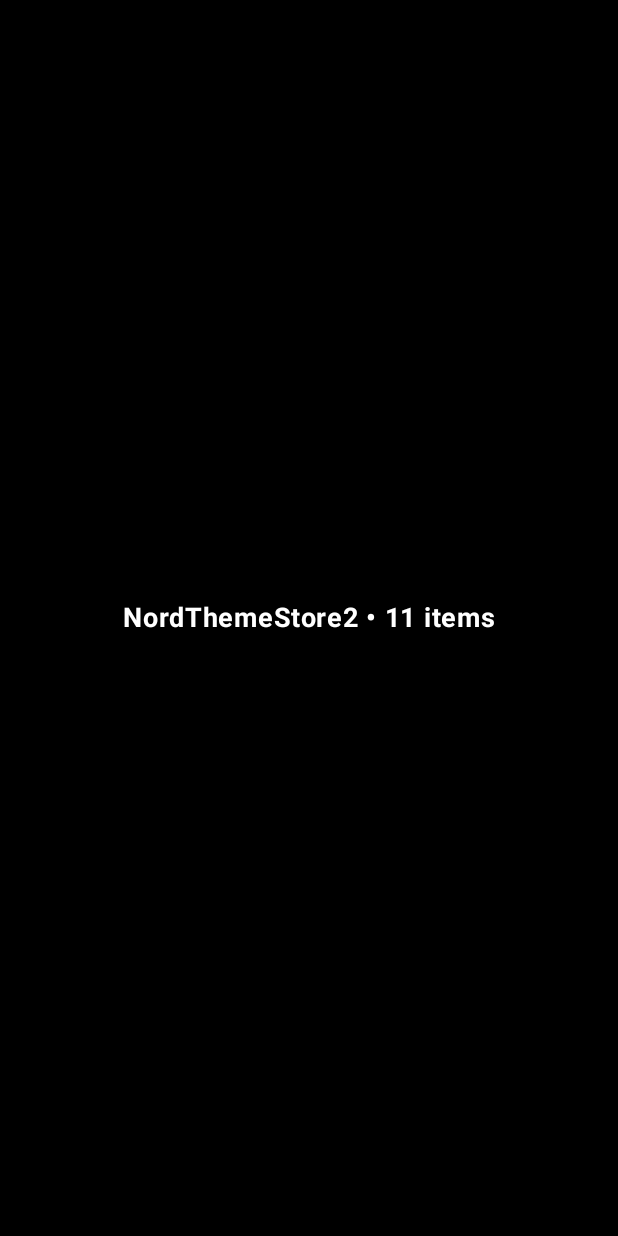
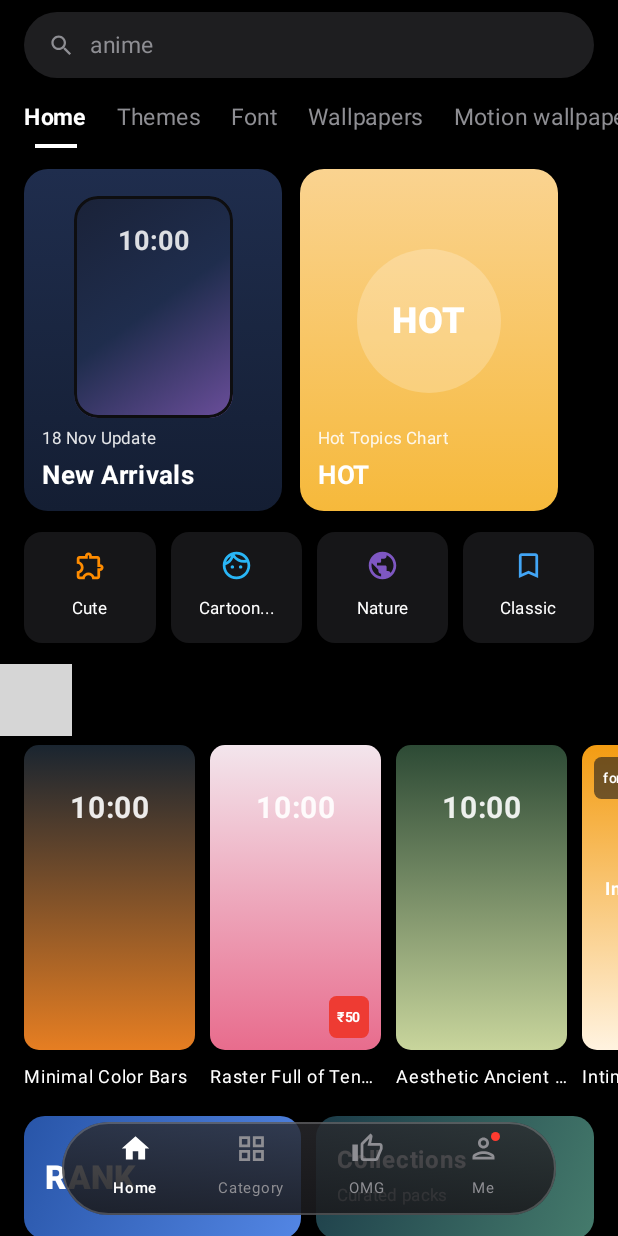
Before and after one commit to skzaheerazeersha-beep/NordThemeStore2, an Android app built with Jetpack Compose: the screen it shows after launch (MainActivity), on a phone screen of 412 x 824 dp. Run offline under Robolectric (Android 15) with nearby library versions, the phone set to English and light mode, and no system bars; our stand-ins replace Room's generated code; 1 statement that could not run was skipped; grey boxes are pictures that could not be loaded.

Commit message:
Phase 3: Complete Main UI

```diff
--- a/app/src/main/java/com/nordtheme/store/MainActivity.kt
+++ b/app/src/main/java/com/nordtheme/store/MainActivity.kt
@@ -4,29 +4,98 @@ import android.graphics.Color as AndroidColor
 import android.os.Bundle
 import androidx.activity.*
 import androidx.activity.compose.setContent
-import androidx.compose.foundation.background
+import androidx.compose.foundation.*
+import androidx.compose.foundation.interaction.MutableInteractionSource
 import androidx.compose.foundation.layout.*
-import androidx.compose.material3.Text
+import androidx.compose.foundation.shape.*
+import androidx.compose.material.icons.Icons
+import androidx.compose.material.icons.filled.*
+import androidx.compose.material.icons.outlined.*
+import androidx.compose.material3.*
 import androidx.compose.runtime.*
 import androidx.compose.ui.*
+import androidx.compose.ui.draw.clip
+import androidx.compose.ui.graphics.Brush
+import androidx.compose.ui.graphics.vector.ImageVector
 import androidx.compose.ui.platform.LocalContext
 import androidx.compose.ui.text.font.FontWeight
-import androidx.compose.ui.unit.sp
+import androidx.compose.ui.unit.*
+import androidx.navigation.compose.*
+import com.nordtheme.store.core.navigation.Routes
 import com.nordtheme.store.core.theme.*
 import com.nordtheme.store.data.local.*
+import com.nordtheme.store.features.category.CategoryScreen
+import com.nordtheme.store.features.home.HomeScreen
+import com.nordtheme.store.features.omg.ExploreScreen
+import com.nordtheme.store.features.profile.MeScreen
 
 class MainActivity : ComponentActivity() {
     override fun onCreate(savedInstanceState: Bundle?) {
         super.onCreate(savedInstanceState)
         enableEdgeToEdge(SystemBarStyle.dark(AndroidColor.TRANSPARENT), SystemBarStyle.dark(AndroidColor.TRANSPARENT))
-        setContent {
-            NordThemeStoreTheme(darkTheme = true) {
-                val ctx = LocalContext.current; val dao = remember { StoreDatabase.getInstance(ctx).storeDao() }
-                LaunchedEffect(Unit) { if (dao.count() == 0) dao.insertAllIgnore(SeedCatalog.initialItems()) }
-                val items by dao.observeAll().collectAsState(initial = emptyList())
-                Box(Modifier.fillMaxSize().background(LocalNordPalette.current.background), Alignment.Center) {
-                    Text("NordThemeStore2 • ${items.size} items", color = LocalNordPalette.current.textPrimary, fontSize = 18.sp, fontWeight = FontWeight.Bold)
+        setContent { NordThemeStoreTheme(darkTheme = true) { NordThemeStoreApp() } }
+    }
+}
+
+private enum class BottomTab(val route: String, val label: String, val selectedIcon: ImageVector, val unselectedIcon: ImageVector) {
+    Home(Routes.Home.route, "Home", Icons.Filled.Home, Icons.Outlined.Home),
+    Category(Routes.Category.route, "Category", Icons.Filled.GridView, Icons.Outlined.GridView),
+    OMG(Routes.OMG.route, "OMG", Icons.Filled.ThumbUp, Icons.Outlined.ThumbUp),
+    Me(Routes.Me.route, "Me", Icons.Filled.Person, Icons.Outlined.Person)
+}
+
+@Composable
+private fun NordThemeStoreApp() {
+    val ctx = LocalContext.current
+    val dao = remember { StoreDatabase.getInstance(ctx).storeDao() }
+    val p = LocalNordPalette.current
+    val nav = rememberNavController()
+    val backStack by nav.currentBackStackEntryAsState()
+    val route = backStack?.destination?.route
+    LaunchedEffect(Unit) { if (dao.count() == 0) dao.insertAllIgnore(SeedCatalog.initialItems()) }
+    val entityList by dao.observeAll().collectAsState(initial = emptyList())
+    val items = remember(entityList) { entityList.map { it.toDomain() } }
+    val favCount = remember(items) { items.count { it.isFavorite } }
+    val dlCount = remember(items) { items.count { it.isDownloaded } }
+    val showBar = route in setOf(Routes.Home.route, Routes.Category.route, Routes.OMG.route, Routes.Me.route)
+    Box(Modifier.fillMaxSize().background(p.background).systemBarsPadding()) {
+        NavHost(nav, Routes.Home.route, Modifier.fillMaxSize()) {
+            composable(Routes.Home.route) { HomeScreen(items, { nav.navigate(Routes.Search.route) }, { id -> nav.navigate(Routes.Detail.create(id)) }, { t, k -> nav.navigate(Routes.CategoryGrid.create(t, k)) }) }
+            composable(Routes.Category.route) { CategoryScreen({ nav.navigate(Routes.Search.route) }, { t, k -> nav.navigate(Routes.CategoryGrid.create(t, k)) }) }
+            composable(Routes.OMG.route) { ExploreScreen(items, { id -> nav.navigate(Routes.Detail.create(id)) }, { t, k -> nav.navigate(Routes.CategoryGrid.create(t, k)) }) }
+            composable(Routes.Me.route) { MeScreen(favCount, dlCount, { nav.navigate(Routes.Search.route) }, { nav.navigate(Routes.Downloads.route) }, { nav.navigate(Routes.Favorites.route) }, { nav.navigate(Routes.Settings.route) }, { t -> nav.navigate(Routes.CategoryGrid.create(t, t)) }) }
+            composable(Routes.Search.route) { SimpleSubScreen("Search", "Phase 4 next") { nav.popBackStack() } }
+            composable(Routes.Downloads.route) { SimpleSubScreen("Downloads", "Phase 4 next") { nav.popBackStack() } }
+            composable(Routes.Favorites.route) { SimpleSubScreen("Favorites", "Phase 4 next") { nav.popBackStack() } }
+            composable(Routes.Settings.route) { SimpleSubScreen("Settings", "Phase 7 next") { nav.popBackStack() } }
+            composable(Routes.Detail.route) { e -> SimpleSubScreen("Detail: ${e.arguments?.getString("itemId")}", "Phase 4 next") { nav.popBackStack() } }
+            composable(Routes.CategoryGrid.route) { e -> SimpleSubScreen("${e.arguments?.getString("title")}", "Phase 4 next") { nav.popBackStack() } }
+        }
+        if (showBar) FloatingGlassBottomBar(route, { r -> nav.navigate(r) { popUpTo(Routes.Home.route) { saveState = true }; launchSingleTop = true; restoreState = true } }, Modifier.align(Alignment.BottomCenter).padding(bottom = 14.dp))
+    }
+}
+
+@Composable private fun SimpleSubScreen(title: String, subtitle: String, onBack: () -> Unit) {
+    val p = LocalNordPalette.current
+    Column(Modifier.fillMaxSize().background(p.background).padding(24.dp), Arrangement.Center, Alignment.CenterHorizontally) {
+        Text(title, color = p.textPrimary, fontSize = 20.sp, fontWeight = FontWeight.Bold); Spacer(Modifier.height(8.dp))
+        Text(subtitle, color = p.textMuted, fontSize = 14.sp); Spacer(Modifier.height(16.dp))
+        Text("← Go Back", color = p.coralCta, fontSize = 15.sp, fontWeight = FontWeight.SemiBold, modifier = Modifier.clickable(onClick = onBack))
+    }
+}
+
+@Composable private fun FloatingGlassBottomBar(currentRoute: String?, onNavigate: (String) -> Unit, modifier: Modifier = Modifier) {
+    val p = LocalNordPalette.current; val pill = RoundedCornerShape(32.dp)
+    Row(modifier.fillMaxWidth(0.80f).height(62.dp).clip(pill).background(Brush.verticalGradient(listOf(p.glassTop, p.glassBottom))).border(0.75.dp, p.glassBorder, pill).padding(horizontal = 10.dp), Arrangement.SpaceEvenly, Alignment.CenterVertically) {
+        BottomTab.entries.forEach { tab ->
+            val sel = currentRoute == tab.route
+            Column(Modifier.weight(1f).clickable(remember { MutableInteractionSource() }, null) { onNavigate(tab.route) }, horizontalAlignment = Alignment.CenterHorizontally, verticalArrangement = Arrangement.Center) {
+                Box {
+                    Icon(if (sel) tab.selectedIcon else tab.unselectedIcon, tab.label, tint = if (sel) p.textPrimary else p.textMuted, modifier = Modifier.size(22.dp))
+                    if (tab == BottomTab.Me) Box(Modifier.size(6.dp).clip(CircleShape).background(p.badgeRed).align(Alignment.TopEnd))
                 }
+                Spacer(Modifier.height(3.dp))
+                Text(tab.label, color = if (sel) p.textPrimary else p.textMuted, fontSize = 10.sp, fontWeight = if (sel) FontWeight.SemiBold else FontWeight.Normal)
             }
         }
     }
--- /dev/null
+++ b/app/src/main/java/com/nordtheme/store/core/ui/Components.kt
@@ -0,0 +1,117 @@
+package com.nordtheme.store.core.ui
+
+import androidx.compose.foundation.*
+import androidx.compose.foundation.layout.*
+import androidx.compose.foundation.lazy.*
+import androidx.compose.foundation.shape.*
+import androidx.compose.material.icons.Icons
+import androidx.compose.material.icons.automirrored.filled.KeyboardArrowRight
+import androidx.compose.material.icons.filled.Search
+import androidx.compose.material3.*
+import androidx.compose.runtime.Composable
+import androidx.compose.ui.*
+import androidx.compose.ui.draw.clip
+import androidx.compose.ui.graphics.*
+import androidx.compose.ui.graphics.vector.ImageVector
+import androidx.compose.ui.text.font.FontWeight
+import androidx.compose.ui.text.style.TextOverflow
+import androidx.compose.ui.unit.*
+import com.nordtheme.store.core.theme.LocalNordPalette
+import com.nordtheme.store.domain.model.*
+
+@Composable
+fun SearchPillBar(hint: String, onClick: () -> Unit, modifier: Modifier = Modifier) {
+    val p = LocalNordPalette.current
+    Row(modifier.fillMaxWidth().height(44.dp).clip(RoundedCornerShape(50)).background(p.surfacePill).clickable(onClick = onClick).padding(horizontal = 16.dp), verticalAlignment = Alignment.CenterVertically) {
+        Icon(Icons.Filled.Search, "Search", tint = p.textMuted, modifier = Modifier.size(18.dp))
+        Spacer(Modifier.width(10.dp))
+        Text(hint, color = p.textMuted, fontSize = 15.sp, maxLines = 1)
+    }
+}
+
+data class HeroBannerUi(val id: String, val badge: String?, val subtitle: String, val title: String, val topColor: Color, val bottomColor: Color, val isPhoneMockup: Boolean = false)
+
+@Composable
+fun HeroBannerCarousel(banners: List<HeroBannerUi>, onBannerClick: (HeroBannerUi) -> Unit) {
+    LazyRow(contentPadding = PaddingValues(horizontal = 16.dp), horizontalArrangement = Arrangement.spacedBy(12.dp)) {
+        items(banners, key = { it.id }) { b ->
+            Box(Modifier.width(172.dp).height(228.dp).clip(RoundedCornerShape(16.dp)).background(Brush.verticalGradient(listOf(b.topColor, b.bottomColor))).clickable { onBannerClick(b) }.padding(12.dp)) {
+                if (b.isPhoneMockup) {
+                    Box(Modifier.align(Alignment.TopCenter).padding(top = 6.dp).width(106.dp).height(148.dp).clip(RoundedCornerShape(16.dp)).background(Brush.linearGradient(listOf(Color(0xFF1A2238), b.topColor, Color(0xFF6B4E9B)))).border(2.dp, Color(0xFF0E0E10), RoundedCornerShape(16.dp))) {
+                        Text("10:00", color = Color.White.copy(alpha = 0.85f), fontSize = 18.sp, fontWeight = FontWeight.Bold, modifier = Modifier.align(Alignment.TopCenter).padding(top = 18.dp))
+                    }
+                } else {
+                    Box(Modifier.align(Alignment.Center).padding(bottom = 26.dp).size(96.dp).clip(CircleShape).background(Color.White.copy(alpha = 0.22f)), Alignment.Center) {
+                        Text(b.title.take(3).uppercase(), color = Color.White, fontSize = 24.sp, fontWeight = FontWeight.ExtraBold)
+                    }
+                }
+                b.badge?.let { Box(Modifier.align(Alignment.TopStart).clip(RoundedCornerShape(6.dp)).background(Color(0x99222226)).padding(horizontal = 7.dp, vertical = 2.dp)) { Text(it, color = Color.White, fontSize = 10.sp, fontWeight = FontWeight.SemiBold) } }
+                Column(Modifier.align(Alignment.BottomStart)) { Text(b.subtitle, color = Color.White.copy(alpha = 0.88f), fontSize = 11.sp, maxLines = 1); Text(b.title, color = Color.White, fontSize = 17.sp, fontWeight = FontWeight.Bold, maxLines = 1) }
+            }
+        }
+    }
+}
+
+data class ShortcutUi(val id: String, val label: String, val icon: ImageVector, val tint: Color)
+
+@Composable
+fun CategoryShortcutRow(shortcuts: List<ShortcutUi>, onShortcutClick: (ShortcutUi) -> Unit) {
+    val p = LocalNordPalette.current
+    Row(Modifier.fillMaxWidth().padding(horizontal = 16.dp), horizontalArrangement = Arrangement.spacedBy(10.dp)) {
+        shortcuts.take(4).forEach { s ->
+            Column(Modifier.weight(1f).height(74.dp).clip(RoundedCornerShape(12.dp)).background(p.surfaceCard).clickable { onShortcutClick(s) }.padding(6.dp, 10.dp),
+                horizontalAlignment = Alignment.CenterHorizontally, verticalArrangement = Arrangement.Center) {
+                Icon(s.icon, s.label, tint = s.tint, modifier = Modifier.size(22.dp))
+                Spacer(Modifier.height(6.dp))
+                Text(s.label, color = p.textPrimary, fontSize = 11.sp, maxLines = 1, overflow = TextOverflow.Ellipsis)
+            }
+        }
+    }
+}
+
+@Composable
+fun SectionHeader(title: String, onSeeAll: () -> Unit, modifier: Modifier = Modifier) {
+    val p = LocalNordPalette.current
+    Row(modifier.fillMaxWidth().clickable(onClick = onSeeAll).padding(horizontal = 16.dp, vertical = 6.dp), Arrangement.SpaceBetween, Alignment.CenterVertically) {
+        Text(title, color = p.textPrimary, fontSize = 18.sp, fontWeight = FontWeight.Bold)
+        Icon(Icons.AutoMirrored.Filled.KeyboardArrowRight, "See all", tint = p.textMuted, modifier = Modifier.size(20.dp))
+    }
+}
+
+@Composable
+fun PortraitItemCard(item: StoreItem, onClick: () -> Unit, modifier: Modifier = Modifier) {
+    val p = LocalNordPalette.current
+    Column(modifier.width(114.dp).clickable(onClick = onClick)) {
+        Box(Modifier.fillMaxWidth().aspectRatio(0.56f).clip(RoundedCornerShape(10.dp)).background(Brush.verticalGradient(listOf(Color(item.accentHex), Color(item.secondaryHex)))).padding(8.dp)) {
+            if (item.type == ItemType.FONT) {
+                Column(Modifier.fillMaxSize().padding(top = 18.dp), horizontalAlignment = Alignment.CenterHorizontally, verticalArrangement = Arrangement.Center) {
+                    Text(item.title.take(14), color = Color.White, fontSize = 12.sp, fontWeight = FontWeight.Bold, maxLines = 2)
+                    Spacer(Modifier.height(6.dp))
+                    Text("Aa Bb Cc", color = Color.White.copy(alpha = 0.8f), fontSize = 11.sp)
+                }
+            } else {
+                Text("10:00", color = Color.White.copy(alpha = 0.9f), fontSize = 20.sp, fontWeight = FontWeight.Bold, modifier = Modifier.align(Alignment.TopCenter).padding(top = 22.dp))
+            }
+            item.type.pillTag?.let { pill ->
+                Box(Modifier.align(Alignment.TopStart).clip(RoundedCornerShape(5.dp)).background(Color(0x991C1C1E)).padding(horizontal = 6.dp, vertical = 2.dp)) { Text(pill, color = Color.White, fontSize = 9.sp, fontWeight = FontWeight.Medium) }
+            }
+            if (!item.isFree) {
+                Box(Modifier.align(Alignment.BottomEnd).clip(RoundedCornerShape(5.dp)).background(p.coralCta).padding(horizontal = 5.dp, vertical = 2.dp)) { Text("₹${item.priceInr.toInt()}", color = Color.White, fontSize = 9.sp, fontWeight = FontWeight.Bold) }
+            }
+        }
+        Spacer(Modifier.height(6.dp))
+        Text(item.title, color = p.textPrimary, fontSize = 12.sp, maxLines = 1, overflow = TextOverflow.Ellipsis)
+    }
+}
+
+@Composable
+fun RankPromoRow(onRankClick: () -> Unit, onFeaturedClick: () -> Unit) {
+    Row(Modifier.fillMaxWidth().padding(horizontal = 16.dp), horizontalArrangement = Arrangement.spacedBy(10.dp)) {
+        Box(Modifier.weight(1f).height(82.dp).clip(RoundedCornerShape(14.dp)).background(Brush.linearGradient(listOf(Color(0xFF2855A8), Color(0xFF5386E4)))).clickable(onClick = onRankClick).padding(14.dp), Alignment.CenterStart) {
+            Text("RANK", color = Color.White, fontSize = 22.sp, fontWeight = FontWeight.ExtraBold)
+        }
+        Box(Modifier.weight(1f).height(82.dp).clip(RoundedCornerShape(14.dp)).background(Brush.linearGradient(listOf(Color(0xFF1B3B48), Color(0xFF457B6C)))).clickable(onClick = onFeaturedClick).padding(14.dp), Alignment.CenterStart) {
+            Column { Text("Collections", color = Color.White, fontSize = 16.sp, fontWeight = FontWeight.Bold); Text("Curated packs", color = Color.White.copy(alpha = 0.78f), fontSize = 11.sp) }
+        }
+    }
+}
--- /dev/null
+++ b/app/src/main/java/com/nordtheme/store/features/home/HomeScreen.kt
@@ -0,0 +1,82 @@
+package com.nordtheme.store.features.home
+
+import androidx.compose.foundation.*
+import androidx.compose.foundation.layout.*
+import androidx.compose.foundation.lazy.*
+import androidx.compose.material.icons.Icons
+import androidx.compose.material.icons.outlined.*
+import androidx.compose.material3.Text
+import androidx.compose.runtime.*
+import androidx.compose.ui.*
+import androidx.compose.ui.graphics.Color
+import androidx.compose.ui.text.font.FontWeight
+import androidx.compose.ui.unit.*
+import com.nordtheme.store.core.theme.LocalNordPalette
+import com.nordtheme.store.core.ui.*
+import com.nordtheme.store.domain.model.*
+
+private enum class HomeSubTab(val label: String, val searchHint: String) {
+    Home("Home", "anime"), Themes("Themes", "love"), Font("Font", "font"),
+    Wallpapers("Wallpapers", "love"), MotionWallpapers("Motion wallpapers", "moon"), VideoRingtones("Video ringtones", "pubg")
+}
+
+@Composable
+fun HomeScreen(items: List<StoreItem>, onSearchClick: () -> Unit, onItemClick: (String) -> Unit, onSeeAllClick: (String, String) -> Unit) {
+    val palette = LocalNordPalette.current
+    var selectedTab by remember { mutableStateOf(HomeSubTab.Home) }
+    val filteredItems = remember(items, selectedTab) {
+        when (selectedTab) {
+            HomeSubTab.Home -> items
+            HomeSubTab.Themes -> items.filter { it.type == ItemType.THEME || it.type == ItemType.ICON_PACK }
+            HomeSubTab.Font -> items.filter { it.type == ItemType.FONT }
+            HomeSubTab.Wallpapers -> items.filter { it.type == ItemType.WALLPAPER }
+            HomeSubTab.MotionWallpapers -> items.filter { it.type == ItemType.LIVE_WALLPAPER }
+            HomeSubTab.VideoRingtones -> items.filter { it.type == ItemType.VIDEO_RINGTONE }
+        }.ifEmpty { items }
+    }
+    val banners: List<HeroBannerUi> = remember(selectedTab) {
+        when (selectedTab) {
+            HomeSubTab.Home -> listOf(HeroBannerUi("h1", null, "18 Nov Update", "New Arrivals", Color(0xFF1F2D4D), Color(0xFF141E33), true), HeroBannerUi("h2", null, "Hot Topics Chart", "HOT", Color(0xFFFAD390), Color(0xFFF6B93B)))
+            HomeSubTab.Themes -> listOf(HeroBannerUi("t1", "New", "18 Nov Update", "New Arrivals", Color(0xFFD4A36A), Color(0xFFB38148), true), HeroBannerUi("t2", null, "List of Rising Theme", "RISING", Color(0xFF81C7F5), Color(0xFF54A8E8)))
+            HomeSubTab.Font -> listOf(HeroBannerUi("f1", "New", "18 Nov Update", "New Arrivals", Color(0xFF284B70), Color(0xFF1C3552), true), HeroBannerUi("f2", null, "List of Hot Fonts", "HOT", Color(0xFFD0B3FF), Color(0xFFA678F2)))
+            HomeSubTab.Wallpapers -> listOf(HeroBannerUi("w1", "New", "18 Nov Update", "New Arrivals", Color(0xFFC4A79E), Color(0xFF9E7F76), true), HeroBannerUi("w2", null, "List of Rising", "RISING", Color(0xFFD8A7F5), Color(0xFFB878E8)))
+            HomeSubTab.MotionWallpapers -> listOf(HeroBannerUi("m1", "New", "18 Nov Update", "New Arrivals", Color(0xFF10204A), Color(0xFF0A1430), true), HeroBannerUi("m2", null, "List of Rising", "RISING", Color(0xFFFBD285), Color(0xFFF5B041)))
+            HomeSubTab.VideoRingtones -> listOf(HeroBannerUi("v1", null, "List of Rising", "RISING", Color(0xFFD4AEFC), Color(0xFFAC7AF5)), HeroBannerUi("v2", null, "List of New", "NEW", Color(0xFFB8E994), Color(0xFF78E08F)))
+        }
+    }
+    val shortcuts: List<ShortcutUi> = remember(selectedTab) {
+        when (selectedTab) {
+            HomeSubTab.Home -> listOf(ShortcutUi("cute", "Cute", Icons.Outlined.Extension, Color(0xFFFF8C00)), ShortcutUi("cartoon", "Cartoon...", Icons.Outlined.Face, Color(0xFF29B6F6)), ShortcutUi("nature", "Nature", Icons.Outlined.Public, Color(0xFF7E57C2)), ShortcutUi("classic", "Classic", Icons.Outlined.BookmarkBorder, Color(0xFF42A5F5)))
+            HomeSubTab.Font -> listOf(ShortcutUi("colorful", "colorful", Icons.Outlined.Palette, Color(0xFF7E57C2)), ShortcutUi("bw", "black&...", Icons.Outlined.TextFields, Color(0xFF29B6F6)), ShortcutUi("cute", "cute", Icons.Outlined.Face, Color(0xFF42A5F5)), ShortcutUi("curly", "curly", Icons.Outlined.AutoAwesome, Color(0xFFFFB300)))
+            else -> listOf(ShortcutUi("nature", "Nature", Icons.Outlined.Public, Color(0xFF7E57C2)), ShortcutUi("animal", "Animal", Icons.Outlined.Pets, Color(0xFF29B6F6)), ShortcutUi("cute", "Cute", Icons.Outlined.Extension, Color(0xFFFF8C00)), ShortcutUi("classic", "Classic", Icons.Outlined.StarOutline, Color(0xFFFFB300)))
+        }
+    }
+    val sectionTitle = when (selectedTab) { HomeSubTab.Font -> "Classic"; HomeSubTab.MotionWallpapers -> "Featured Live Wallpapers"; HomeSubTab.VideoRingtones -> "Audio-Visual Treat"; else -> "Trending" }
+    LazyColumn(Modifier.fillMaxSize().background(palette.background), contentPadding = PaddingValues(top = 8.dp, bottom = 96.dp), verticalArrangement = Arrangement.spacedBy(14.dp)) {
+        item { SearchPillBar(selectedTab.searchHint, onSearchClick, Modifier.padding(horizontal = 16.dp)) }
+        item {
+            LazyRow(contentPadding = PaddingValues(horizontal = 16.dp), horizontalArrangement = Arrangement.spacedBy(20.dp)) {
+                items(HomeSubTab.entries) { tab ->
+                    val sel = tab == selectedTab
+                    Column(Modifier.clickable { selectedTab = tab }, horizontalAlignment = Alignment.CenterHorizontally) {
+                        Text(tab.label, color = if (sel) palette.textPrimary else palette.textMuted, fontSize = 15.sp, fontWeight = if (sel) FontWeight.Bold else FontWeight.Normal)
+                        Spacer(Modifier.height(6.dp))
+                        Box(Modifier.width(28.dp).height(2.5.dp).background(if (sel) palette.textPrimary else Color.Transparent))
+                    }
+                }
+            }
+        }
+        item { HeroBannerCarousel(banners) { b -> onSeeAllClick(b.title, b.title) } }
+        item { CategoryShortcutRow(shortcuts) { s -> onSeeAllClick(s.label, s.id) } }
+        item {
+            Column {
+                SectionHeader(sectionTitle) { onSeeAllClick(sectionTitle, selectedTab.label) }
+                Spacer(Modifier.height(6.dp))
+                LazyRow(contentPadding = PaddingValues(horizontal = 16.dp), horizontalArrangement = Arrangement.spacedBy(10.dp)) {
+                    items(filteredItems, key = { it.id }) { item -> PortraitItemCard(item, { onItemClick(item.id) }) }
+                }
+            }
+        }
+        item { RankPromoRow({ onSeeAllClick("Top Ranked", "rank") }, { onSeeAllClick("Curated Packs", "featured") }) }
+    }
+}
```
Also changed, not shown: app/src/main/java/com/nordtheme/store/features/category/CategoryScreen.kt (added, +98 -0 lines), app/src/main/java/com/nordtheme/store/features/omg/ExploreScreen.kt (added, +33 -0 lines), app/src/main/java/com/nordtheme/store/features/profile/MeScreen.kt (added, +104 -0 lines).
